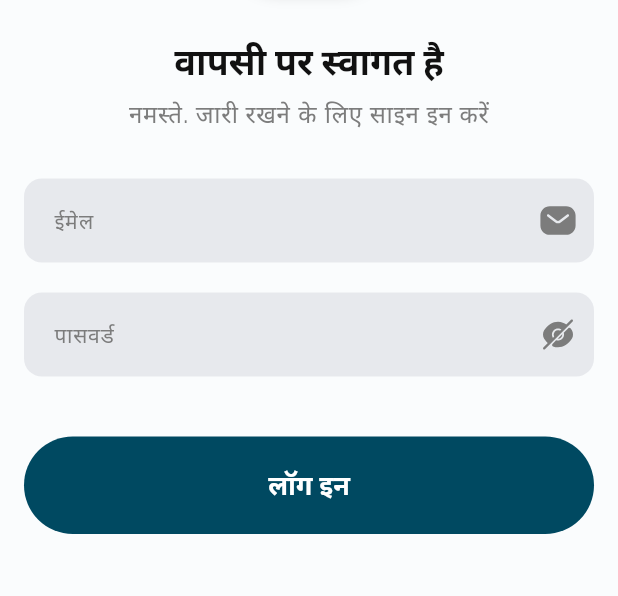
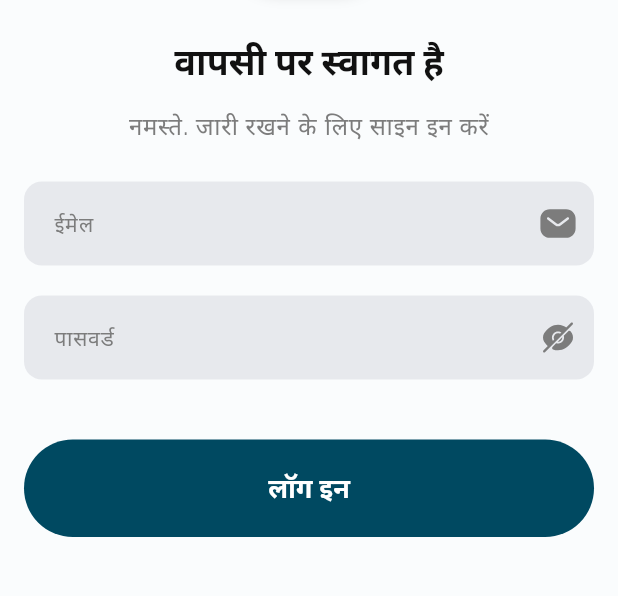
Before and after one commit to JinalLathiya/practical_task, a Flutter app: the screen it shows after launch, after a tap on "हिन्दी", after a tap on "जारी रखना", on a phone screen of 412 x 824 dp, the part 411-1007 px from its top. Run offline on Flutter 3.47's test engine with Material 3 defaults, Android fonts, the phone set to English and light mode, and no system bars; our stand-ins replace dio, equatable, flutter_bloc, flutter_svg, gap, get_it and 3 more; network calls fail.

Commit message:
- ui - changes

```diff
--- a/lib/src/presentation/resources/theme.dart
+++ b/lib/src/presentation/resources/theme.dart
@@ -83,12 +83,6 @@ class AppTheme {
       final defaultBorder = OutlineInputBorder(borderRadius: ShapeBorderRadius.medium, borderSide: BorderSide.none);
 
       if (states.contains(WidgetState.error)) {
-        if (states.contains(WidgetState.hovered)) {
-          return defaultBorder.copyWith(borderSide: BorderSide(color: colorScheme.error, width: 2));
-        }
-        if (states.contains(WidgetState.focused)) {
-          return defaultBorder.copyWith(borderSide: BorderSide(color: colorScheme.error, width: 2));
-        }
         return defaultBorder.copyWith(borderSide: BorderSide(color: colorScheme.error, width: 2));
       }
       if (states.contains(WidgetState.hovered)) {
@@ -131,7 +125,6 @@ class AppTheme {
       floatingLabelBehavior: FloatingLabelBehavior.always,
       fillColor: fillColor,
       filled: true,
-      errorBorder: border,
     );
   }
 
--- a/lib/src/presentation/ui/home/home_view.dart
+++ b/lib/src/presentation/ui/home/home_view.dart
@@ -14,6 +14,8 @@ class HomeView extends StatefulWidget {
 }
 
 class _HomeViewState extends State<HomeView> {
+  final TextEditingController _searchController = TextEditingController();
+
   @override
   Widget build(BuildContext context) {
     return Scaffold(
@@ -66,7 +68,12 @@ class _HomeViewState extends State<HomeView> {
 
           Expanded(
             child: SingleChildScrollView(
-              padding: EdgeInsets.all(Spacing.normal),
+              padding: EdgeInsets.only(
+                left: Spacing.normal,
+                right: Spacing.normal,
+                top: Spacing.normal,
+                bottom: Spacing.large,
+              ),
               child: Column(
                 spacing: Spacing.normal,
                 children: [
@@ -74,6 +81,7 @@ class _HomeViewState extends State<HomeView> {
                   Card(
                     elevation: 4,
                     child: TextField(
+                      controller: _searchController,
                       onTapOutside: (event) => FocusScope.of(context).unfocus(),
                       textInputAction: TextInputAction.search,
                       decoration: InputDecoration(
@@ -84,17 +92,13 @@ class _HomeViewState extends State<HomeView> {
                         ),
                         fillColor: Colors.white,
                         filled: true,
-                        border: OutlineInputBorder(
-                          borderRadius: ShapeBorderRadius.medium,
-                          borderSide: BorderSide.none,
-                        ),
+                        border: OutlineInputBorder(borderRadius: ShapeBorderRadius.medium, borderSide: BorderSide.none),
                       ),
                     ),
                   ),
 
                   //Static Listview
                   ListView.separated(
-                    padding: EdgeInsets.only(bottom: Spacing.xLarge),
                     physics: NeverScrollableScrollPhysics(),
                     itemCount: 5,
                     shrinkWrap: true,
--- a/lib/src/presentation/ui/language_selection/language_selection_view.dart
+++ b/lib/src/presentation/ui/language_selection/language_selection_view.dart
@@ -24,7 +24,9 @@ class _LanguageSelectionViewState extends State<LanguageSelectionView> {
     final l10n = AppLocalizations.of(context);
 
     return Scaffold(
-      body: Column(
+      body: SingleChildScrollView(
+        padding: EdgeInsetsGeometry.directional(bottom: Spacing.large),
+        child: Column(
           crossAxisAlignment: CrossAxisAlignment.stretch,
           children: [
             //Upper Image View
@@ -68,12 +70,12 @@ class _LanguageSelectionViewState extends State<LanguageSelectionView> {
             Column(
               children: [
                 Text(l10n.languageSelectionTitle, style: theme.textTheme.headlineMedium),
-              Gap(8),
+                Gap(Spacing.normal),
                 Text(
                   l10n.languageSelectionContent,
                   style: theme.textTheme.bodyLarge?.copyWith(color: theme.colorScheme.onSurfaceVariant),
                 ),
-              Gap(40),
+                Gap(Spacing.xLarge),
                 Container(
                   margin: EdgeInsets.symmetric(horizontal: Spacing.normal),
                   child: RadioGroup(
@@ -84,7 +86,7 @@ class _LanguageSelectionViewState extends State<LanguageSelectionView> {
                       }
                     },
                     child: Column(
-                    spacing: 20,
+                      spacing: Spacing.large,
                       children: [
                         _LanguageTile(language: Language.english),
                         _LanguageTile(language: Language.hindi),
@@ -92,7 +94,7 @@ class _LanguageSelectionViewState extends State<LanguageSelectionView> {
                     ),
                   ),
                 ),
-              Gap(40),
+                Gap(Spacing.xxxLarge),
               ],
             ),
             Padding(
@@ -103,6 +105,7 @@ class _LanguageSelectionViewState extends State<LanguageSelectionView> {
               ),
             ),
           ],
+        ),
       ),
     );
   }
--- a/lib/src/presentation/ui/login/login_view.dart
+++ b/lib/src/presentation/ui/login/login_view.dart
@@ -72,7 +72,9 @@ class _LoginViewBuilder extends State<LoginViewBuilder> {
 
     return Scaffold(
       resizeToAvoidBottomInset: false,
-      body: Column(
+      body: SingleChildScrollView(
+        padding: EdgeInsetsGeometry.directional(bottom: Spacing.large),
+        child: Column(
           crossAxisAlignment: CrossAxisAlignment.stretch,
           children: [
             //Upper Image View
@@ -120,12 +122,12 @@ class _LoginViewBuilder extends State<LoginViewBuilder> {
                 child: Column(
                   children: [
                     Text(l10n.loginScreenTitle, style: theme.textTheme.headlineMedium),
-                  Gap(8),
+                    Gap(Spacing.normal),
                     Text(
                       l10n.loginScreenContent,
                       style: theme.textTheme.bodyLarge?.copyWith(color: theme.colorScheme.onSurfaceVariant),
                     ),
-                  Gap(30),
+                    Gap(Spacing.xLarge),
                     TextFormField(
                       controller: _emailController,
                       keyboardType: TextInputType.emailAddress,
@@ -141,7 +143,7 @@ class _LoginViewBuilder extends State<LoginViewBuilder> {
                         ),
                       ),
                     ),
-                  Gap(20),
+                    Gap(Spacing.large),
                     TextFormField(
                       controller: _passwordController,
                       obscureText: !_isPasswordVisible,
@@ -162,7 +164,7 @@ class _LoginViewBuilder extends State<LoginViewBuilder> {
                         ),
                       ),
                     ),
-                  Gap(40),
+                    Gap(Spacing.xxxLarge),
                   ],
                 ),
               ),
@@ -181,6 +183,7 @@ class _LoginViewBuilder extends State<LoginViewBuilder> {
               ),
             ),
           ],
+        ),
       ),
     );
   }
```
Lines whose indentation alone changed are shown as unchanged.
